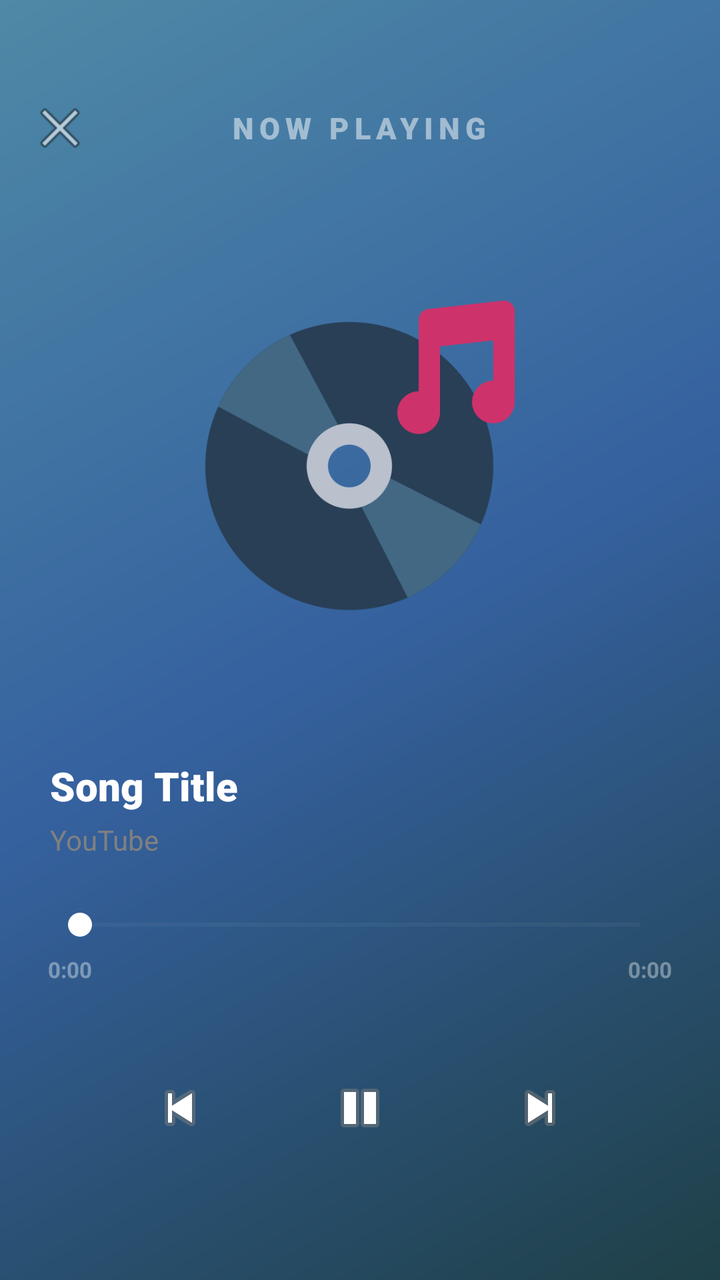
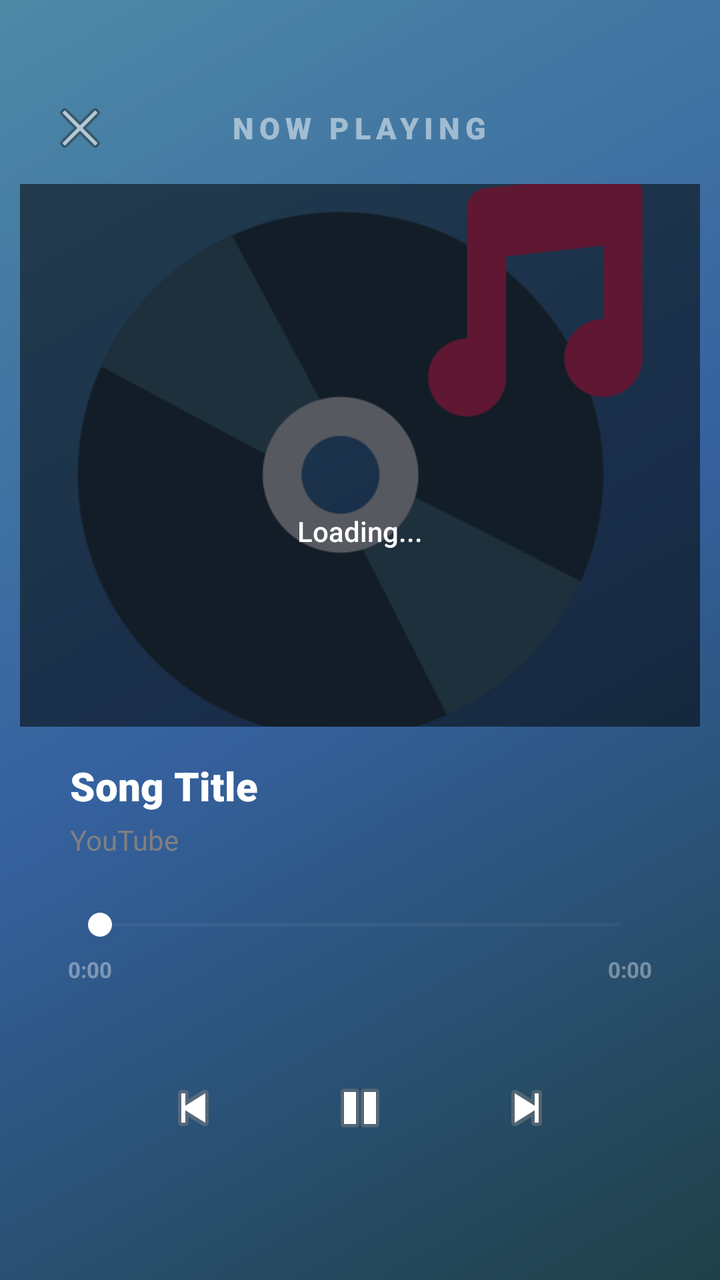

An Android layout rendered at two revisions. The XML below is the earlier revision; the diff shows what the commit changed to produce the second picture.
<!-- AndroidManifest.xml: application theme Theme.NixinMusic -->
<!-- res/layout/activity_stream_player.xml -->
<?xml version="1.0" encoding="utf-8"?>
<LinearLayout
    xmlns:android="http://schemas.android.com/apk/res/android"
    android:layout_width="match_parent"
    android:layout_height="match_parent"
    android:orientation="vertical"
    android:background="@drawable/bg_gradient"
    android:paddingTop="36dp"
    android:paddingBottom="40dp">
    
    <RelativeLayout
        android:layout_width="match_parent"
        android:layout_height="56dp"
        android:paddingStart="8dp"
        android:paddingEnd="8dp">

        <ImageButton
            android:id="@+id/btnStreamBack"
            android:layout_width="44dp"
            android:layout_height="44dp"
            android:layout_alignParentStart="true"
            android:layout_centerVertical="true"
            android:src="@android:drawable/ic_menu_close_clear_cancel"
            android:background="#00FFFFFF"
            android:padding="10dp"
            android:contentDescription="Close"/>

        <TextView
            android:layout_width="wrap_content"
            android:layout_height="wrap_content"
            android:layout_centerInParent="true"
            android:text="NOW PLAYING"
            android:textColor="#80FFFFFF"
            android:fontFamily="sans-serif-black"
            android:textSize="15sp"
            android:textStyle="bold"
            android:letterSpacing="0.18"/>

    </RelativeLayout>

    <ImageView
        android:id="@+id/imgStreamThumb"
        android:layout_width="match_parent"
        android:layout_height="0dp"
        android:layout_weight="1"
        android:padding="100dp"
        android:layout_marginBottom="8dp"
        android:scaleType="centerCrop"
        android:src="@drawable/music"
        android:contentDescription="Thumbnail"/>

    <RelativeLayout
        android:layout_width="match_parent"
        android:layout_height="wrap_content"
        android:paddingStart="25dp"
        android:paddingEnd="25dp"
        android:paddingTop="12dp"
        android:paddingBottom="4dp">

        <LinearLayout
            android:layout_width="wrap_content"
            android:layout_height="wrap_content"
            android:layout_centerVertical="true"
            android:layout_alignParentStart="true"
            android:orientation="vertical">

            <TextView
                android:id="@+id/txtStreamTitle"
                android:layout_width="wrap_content"
                android:layout_height="wrap_content"
                android:text="Song Title"
                android:textColor="#FFFFFF"
                android:textSize="20sp"
                android:textStyle="bold"
                android:fontFamily="sans-serif-black"
                android:maxLines="1"
                android:ellipsize="end"/>

            <TextView
                android:id="@+id/txtStreamSource"
                android:layout_width="wrap_content"
                android:layout_height="wrap_content"
                android:layout_marginTop="4dp"
                android:text="YouTube"
                android:textColor="#808080"
                android:textSize="14sp"/>

        </LinearLayout>
    </RelativeLayout>

    <LinearLayout
        android:layout_width="match_parent"
        android:layout_height="wrap_content"
        android:orientation="vertical"
        android:paddingStart="24dp"
        android:paddingEnd="24dp"
        android:paddingTop="16dp">

        <SeekBar
            android:id="@+id/streamSeekBar"
            android:layout_width="match_parent"
            android:layout_height="wrap_content"
            android:progressTint="#60EFFF"
            android:progressBackgroundTint="#25FFFFFF"
            android:thumbTint="#FFFFFFFF"/>

        <RelativeLayout
            android:layout_width="match_parent"
            android:layout_height="wrap_content"
            android:layout_marginTop="6dp">

            <TextView
                android:id="@+id/txtStreamElapsed"
                android:layout_width="wrap_content"
                android:layout_height="wrap_content"
                android:layout_alignParentStart="true"
                android:text="0:00"
                android:textColor="#60FFFFFF"
                android:textSize="11sp"
                android:textStyle="bold"/>

            <TextView
                android:id="@+id/txtStreamDuration"
                android:layout_width="wrap_content"
                android:layout_height="wrap_content"
                android:layout_alignParentEnd="true"
                android:text="0:00"
                android:textColor="#60FFFFFF"
                android:textSize="11sp"
                android:textStyle="bold"/>

        </RelativeLayout>
    </LinearLayout>

    <LinearLayout
        android:layout_width="match_parent"
        android:layout_height="wrap_content"
        android:orientation="horizontal"
        android:gravity="center_vertical"
        android:paddingStart="50dp"
        android:paddingEnd="50dp"
        android:paddingTop="24dp"
        android:paddingBottom="8dp">

        <ImageButton
            android:id="@+id/btnStreamPrev"
            android:layout_width="56dp"
            android:layout_height="56dp"
            android:layout_weight="1"
            android:src="@android:drawable/ic_media_previous"
            android:background="#00FFFFFF"
            android:padding="14dp"
            android:contentDescription="Previous"/>

        <FrameLayout
            android:layout_width="76dp"
            android:layout_height="76dp"
            android:layout_weight="1">

            <ImageButton
                android:id="@+id/btnStreamPlayPause"
                android:layout_width="match_parent"
                android:layout_height="76dp"
                android:background="#00FFFFFF"
                android:padding="18dp"
                android:src="@android:drawable/ic_media_pause"
                android:contentDescription="Play Pause"/>

        </FrameLayout>

        <ImageButton
            android:id="@+id/btnStreamNext"
            android:layout_width="56dp"
            android:layout_height="56dp"
            android:layout_weight="1"
            android:src="@android:drawable/ic_media_next"
            android:background="#00FFFFFF"
            android:padding="14dp"
            android:contentDescription="Next"/>

    </LinearLayout>

</LinearLayout>
<!-- resources referenced by this layout -->
<resources>
  <!-- drawable bg_gradient (drawable) -->
  <?xml version="1.0" encoding="utf-8"?>
  <shape xmlns:android="http://schemas.android.com/apk/res/android">
  
      <gradient
          android:angle="135"
          android:startColor="#1F4047"
          android:centerColor="#35619F"
          android:endColor="#4E89A6"/>
  
  </shape>
  <!-- drawable music: png bitmap (drawable, 25820 bytes) -->
  <style name="Theme.NixinMusic" parent="Base.Theme.NixinMusic">
          
          <item name="android:navigationBarColor">@android:color/transparent</item>
          <item name="android:statusBarColor">@android:color/transparent</item>
          <item name="android:windowLightStatusBar">?attr/isLightTheme</item>
      </style>
  <style name="Base.Theme.NixinMusic" parent="Theme.Material3.DayNight.NoActionBar">
          
          
      </style>
</resources>

<!-- the commit's change to res/layout/activity_stream_player.xml (unified diff, before → after) -->
@@ -5,9 +5,11 @@
     android:layout_height="match_parent"
     android:orientation="vertical"
     android:background="@drawable/bg_gradient"
+    android:paddingStart="10dp"
+    android:paddingEnd="10dp"
     android:paddingTop="36dp"
     android:paddingBottom="40dp">
-    
+
     <RelativeLayout
         android:layout_width="match_parent"
         android:layout_height="56dp"
@@ -22,8 +24,7 @@
             android:layout_centerVertical="true"
             android:src="@android:drawable/ic_menu_close_clear_cancel"
             android:background="#00FFFFFF"
-            android:padding="10dp"
-            android:contentDescription="Close"/>
+            android:padding="10dp"/>
 
         <TextView
             android:layout_width="wrap_content"
@@ -38,16 +39,48 @@
 
     </RelativeLayout>
 
-    <ImageView
-        android:id="@+id/imgStreamThumb"
+    <FrameLayout
         android:layout_width="match_parent"
         android:layout_height="0dp"
         android:layout_weight="1"
-        android:padding="100dp"
-        android:layout_marginBottom="8dp"
-        android:scaleType="centerCrop"
-        android:src="@drawable/music"
-        android:contentDescription="Thumbnail"/>
+        android:layout_marginBottom="8dp">
+
+        <ImageView
+            android:id="@+id/imgStreamThumb"
+            android:layout_width="match_parent"
+            android:layout_height="match_parent"
+            android:padding="24dp"
+            android:scaleType="centerCrop"
+            android:src="@drawable/music"/>
+
+        <LinearLayout
+            android:id="@+id/loadingOverlay"
+            android:layout_width="match_parent"
+            android:layout_height="match_parent"
+            android:orientation="vertical"
+            android:gravity="center"
+            android:background="#88000000"
+            android:visibility="visible">
+
+            <ProgressBar
+                android:id="@+id/streamLoadingBar"
+                android:layout_width="64dp"
+                android:layout_height="64dp"
+                android:indeterminateTint="#60EFFF"/>
+
+            <TextView
+                android:id="@+id/txtLoadingStatus"
+                android:layout_width="wrap_content"
+                android:layout_height="wrap_content"
+                android:layout_marginTop="12dp"
+                android:text="Loading..."
+                android:textColor="#FFFFFF"
+                android:textSize="14sp"
+                android:fontFamily="sans-serif-medium"/>
+
+        </LinearLayout>
+
+    </FrameLayout>
 
     <RelativeLayout
         android:layout_width="match_parent"
@@ -149,8 +182,7 @@
             android:layout_weight="1"
             android:src="@android:drawable/ic_media_previous"
             android:background="#00FFFFFF"
-            android:padding="14dp"
-            android:contentDescription="Previous"/>
+            android:padding="14dp"/>
 
         <FrameLayout
             android:layout_width="76dp"
@@ -163,8 +195,7 @@
                 android:layout_height="76dp"
                 android:background="#00FFFFFF"
                 android:padding="18dp"
-                android:src="@android:drawable/ic_media_pause"
-                android:contentDescription="Play Pause"/>
+                android:src="@android:drawable/ic_media_pause"/>
 
         </FrameLayout>
 
@@ -175,8 +206,7 @@
             android:layout_weight="1"
             android:src="@android:drawable/ic_media_next"
             android:background="#00FFFFFF"
-            android:padding="14dp"
-            android:contentDescription="Next"/>
+            android:padding="14dp"/>
 
     </LinearLayout>
 
